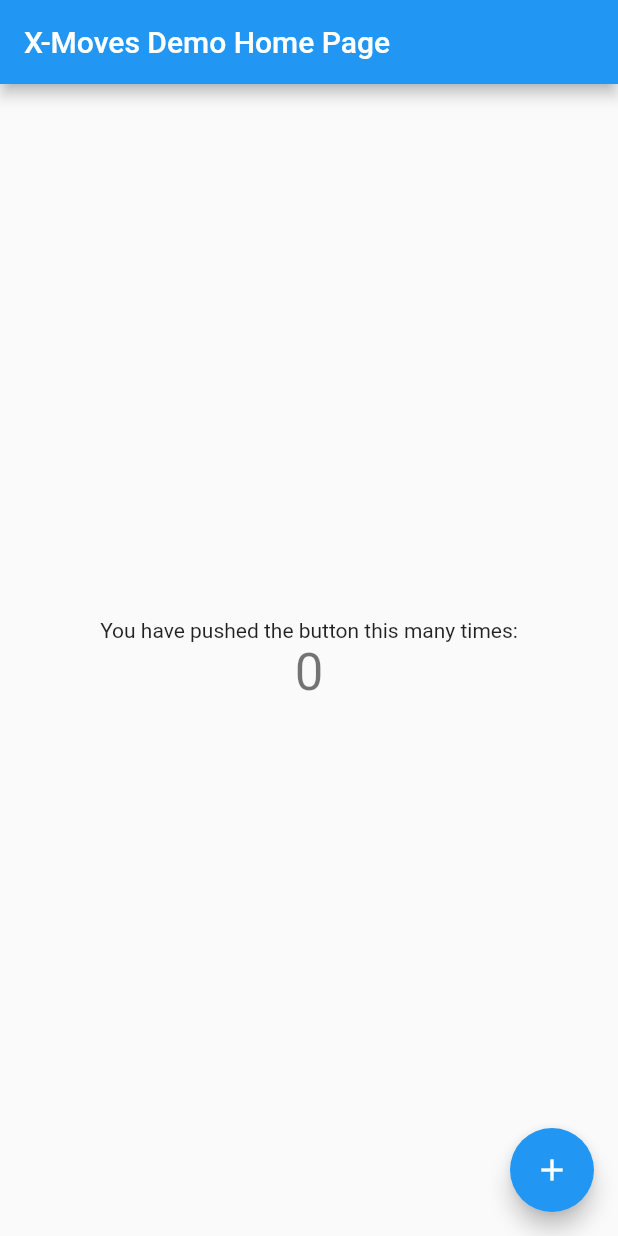
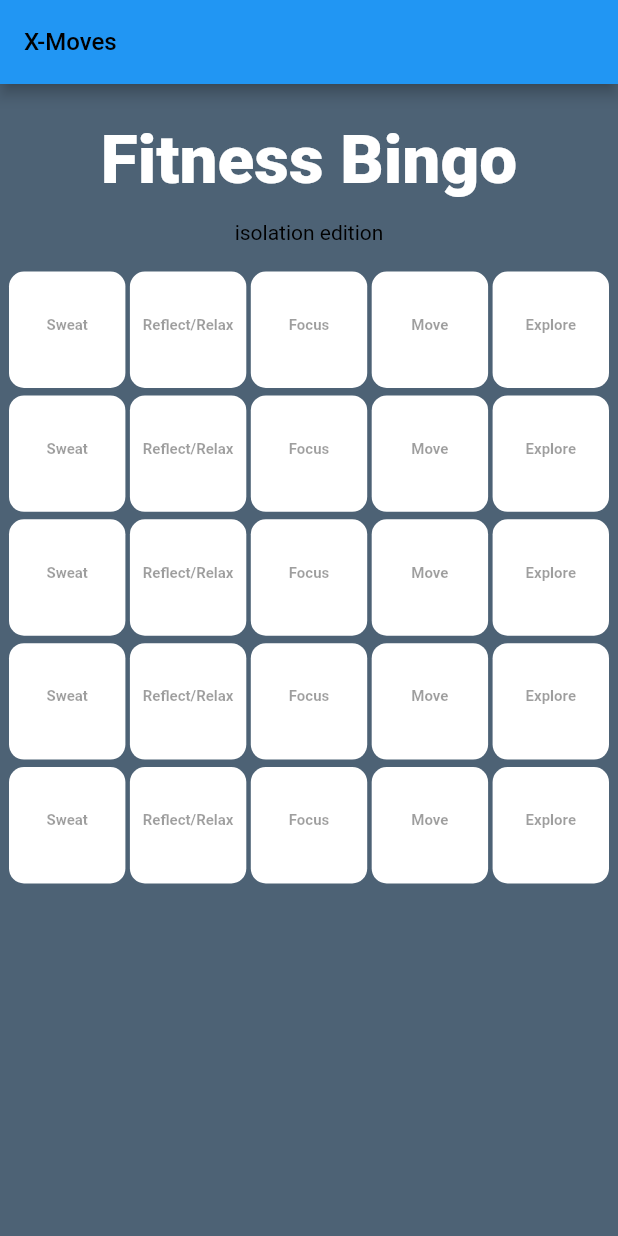
Before and after one commit to darwingr/xmoves, a Flutter app: the screen it shows after launch, on a phone screen of 412 x 824 dp. Run offline on Flutter 3.47's test engine with Material 2 defaults, Android fonts, the light colour scheme and no system bars; drawn by our look-alikes of flutter_platform_widgets.

Commit message:
Adds the fitness bingo screen and sets it as home page

```diff
--- /dev/null
+++ b/lib/bingo_card_screen.dart
@@ -0,0 +1,175 @@
+import 'package:flutter/material.dart';
+import 'package:flutter/widgets.dart';
+import 'package:flutter_platform_widgets/flutter_platform_widgets.dart';
+
+
+
+class ActivityCategory {
+  String label;
+  //Color  colour;
+  //String img;
+
+  ActivityCategory(this.label);
+}
+
+class Item {
+  String title;
+  String subtitle;
+  String event = "Incomplete";
+  String img;
+  //Item({this.title, this.subtitle, this.event, this.img});
+  Item(retitle) :
+    this.title = retitle,
+    this.subtitle = retitle,
+    this.event = "Incomplete",
+    this.img = "images/AppIcon-128.png";
+}
+
+// Theme Data (hex format, precede with 0xff)
+// Dark Blue:   0xff3A5067
+var dark_blue = const Color(0xff3A5067);
+// Light Blue:  0xff4D6275
+var light_blue = const Color(0xff4D6275);
+
+final toolbarTextStyle = TextStyle(color: Colors.white, fontSize: 16.0);
+
+class ActivityScreen extends StatelessWidget {
+  @override
+  Widget build(BuildContext contex) {
+    return PlatformScaffold(
+      //appBar: PlatformAppBar(title: Text("Sendon Route")),
+      body: Center(
+          child: RaisedButton(
+              onPressed: () {
+                print("Going back");
+              },
+              child: PlatformText('Go back!'))
+      )
+    );
+  }
+}
+
+class BingoCardScreen extends StatelessWidget {
+
+  @override
+  Widget build(BuildContext context) {
+    return PlatformScaffold(
+      //appBar: PlatformAppBar(
+      //  title: Text(
+      //    'Fitness Bingo',
+      //    style: toolbarTextStyle,
+      //  ),
+      //  ios: (_) => CupertinoNavigationBarData(
+      //    transitionBetweenRoutes: false,
+      //    leading: PlatformButton(
+      //      padding: EdgeInsets.all(4.0),
+      //      child: Icon(Icons.arrow_back, color: Colors.white),
+      //      onPressed: () {
+      //        Navigator.of(context).pop();
+      //      },
+      //    ),
+      //  ),
+      //),
+      backgroundColor: light_blue,
+      body: _buildBingoCardContent(),
+    );
+  }
+
+  _buildBingoCardContent() {
+    return Column( children: <Widget>[
+      SizedBox(height: 24),
+      // Screen's Title
+      Container(
+        child: Text('Fitness Bingo',
+          style: TextStyle(
+            color: Colors.white,
+            fontSize: 45,
+            fontWeight: FontWeight.w800))),
+      SizedBox(height: 14),
+      // Card's Title
+      Container(
+        child: Text('isolation edition',
+          style: TextStyle(
+            color: Colors.black))),
+      SizedBox(height: 18),
+      _buildBingoCard_asGridView()]);
+  }
+
+  _buildBingoCard_asGridView() {
+    var categories = <String>["Sweat", "Reflect/Relax", "Focus", "Move",
+                              "Explore"];
+    var myList = <Item>[];
+    for (int i=0; i<5; i++) {
+      myList.addAll(categories.map( (c) => Item(c) ));
+    }
+    buildActivitySquare(Item data) {
+      return Container(
+          decoration: BoxDecoration(
+            color: Colors.white,
+            borderRadius: BorderRadius.circular(10)),
+          child: Column(
+            mainAxisAlignment: MainAxisAlignment.center,
+            children: <Widget>[
+              //Image.asset(
+              //  data.img,
+              //  width: 42,
+              //),
+              //SizedBox(
+              //  height: 14,
+              //),
+              //Text(
+              //  data.title,
+              //  style: TextStyle(
+              //      color: Colors.white,
+              //      fontSize: 16,
+              //      fontWeight: FontWeight.w600),
+              //),
+              SizedBox(
+                height: 8,
+              ),
+              Text(
+                data.subtitle,
+                style: TextStyle(
+                    color: Colors.black38,
+                    fontSize: 10,
+                    fontWeight: FontWeight.w600),
+              ),
+              SizedBox(
+                height: 14,
+              ),
+              //Text(
+              //  data.event,
+              //  style: TextStyle(
+              //      color: Colors.white70,
+              //      fontSize: 11,
+              //      fontWeight: FontWeight.w600),
+              //),
+            ]
+          ),
+      );
+    }
+
+    return Flexible(
+      child: GridView.count(
+          childAspectRatio: 1.0,
+          padding: EdgeInsets.only(left: 6, right: 6),
+          crossAxisCount: 5,
+          crossAxisSpacing: 3,
+          mainAxisSpacing: 5,
+          children: myList.map(buildActivitySquare).toList()),
+    );
+  }
+
+  Table _buildBingoCardContent_asTable() {
+    var categories = <String>["Sweat", "Reflect/Relax", "Focus", "Move",
+                              "Explore"];
+    buildCell(category) {
+      return TableCell(child: Text(category));
+    }
+    buildRow(idx) {
+      return TableRow( children: categories.map(buildCell).toList() );
+    }
+
+    return Table( children: List<TableRow>.generate(5, buildRow) );
+  }
+}
--- a/lib/main.dart
+++ b/lib/main.dart
@@ -1,16 +1,16 @@
 import 'package:flutter/material.dart';
+import 'package:flutter/cupertino.dart';
+import 'package:flutter_platform_widgets/flutter_platform_widgets.dart';
 
-void main() {
-  runApp(MyApp());
-}
+import './bingo_card_screen.dart';
 
-class MyApp extends StatelessWidget {
-  // This widget is the root of your application.
-  @override
-  Widget build(BuildContext context) {
-    return MaterialApp(
-      title: 'X-Moves',
-      theme: ThemeData(
+// Theme Data (hex format, precede with 0xff)
+// Dark Blue:   0xff3A5067
+final dark_blue = const Color(0xff3A5067);
+// Light Blue:  0xff4D6275
+final light_blue = const Color(0xff4D6275);
+
+final materialThemeData = ThemeData(
     // This is the theme of your application.
     //
     // Try running your application with "flutter run". You'll see the
@@ -25,23 +25,44 @@ class MyApp extends StatelessWidget {
     // the app on. For desktop platforms, the controls will be smaller and
     // closer together (more dense) than on mobile platforms.
     visualDensity: VisualDensity.adaptivePlatformDensity,
-      ),
-      home: MyHomePage(title: 'X-Moves Demo Home Page'),
+    scaffoldBackgroundColor: Colors.white,
+    accentColor: Colors.blue,
+    appBarTheme: AppBarTheme(color: Colors.blue.shade600),
+    primaryColor: Colors.blue,
+    secondaryHeaderColor: Colors.blue,
+    canvasColor: Colors.blue,
+    backgroundColor: Colors.red,
+    textTheme: TextTheme().copyWith(body1: TextTheme().body1));
+
+final cupertinoTheme = CupertinoThemeData(
+    primaryColor: light_blue,
+    barBackgroundColor: Colors.white,
+    scaffoldBackgroundColor: light_blue);
+
+// Styles
+final bottomNavTextStyle = TextStyle(color: Colors.white, fontSize: 14.0);
+final toolbarButtonTextStyle = TextStyle(color: Colors.white, fontSize: 14.0);
+final toolbarTextStyle = TextStyle(color: Colors.black, fontSize: 16.0);
+
+
+void main() => runApp(MyApp());
+
+
+class MyApp extends StatelessWidget {
+  @override
+  Widget build(BuildContext context) {
+    return PlatformApp(
+      debugShowCheckedModeBanner: false,
+      android: (_) => MaterialAppData(theme: materialThemeData),
+      ios:    (_) => CupertinoAppData(theme: cupertinoTheme),
+      title: 'X-Moves',
+      home: MyHomePage(title: 'X-Moves'),
     );
   }
 }
 
 class MyHomePage extends StatefulWidget {
   MyHomePage({Key key, this.title}) : super(key: key);
-
-  // This widget is the home page of your application. It is stateful, meaning
-  // that it has a State object (defined below) that contains fields that affect
-  // how it looks.
-
-  // This class is the configuration for the state. It holds the values (in this
-  // case the title) provided by the parent (in this case the App widget) and
-  // used by the build method of the State. Fields in a Widget subclass are
-  // always marked "final".
 
   final String title;
 
@@ -51,6 +72,7 @@ class MyHomePage extends StatefulWidget {
 
 class _MyHomePageState extends State<MyHomePage> {
   int _counter = 0;
+  int _tabIndex = 0;
 
   void _incrementCounter() {
     setState(() {
@@ -71,47 +93,70 @@ class _MyHomePageState extends State<MyHomePage> {
     // The Flutter framework has been optimized to make rerunning build methods
     // fast, so that you can just rebuild anything that needs updating rather
     // than having to individually change instances of widgets.
-    return Scaffold(
-      appBar: AppBar(
+    return PlatformScaffold(
+      appBar: PlatformAppBar(
         // Here we take the value from the MyHomePage object that was created by
         // the App.build method, and use it to set our appbar title.
-        title: Text(widget.title),
-      ),
-      body: Center(
-        // Center is a layout widget. It takes a single child and positions it
-        // in the middle of the parent.
-        child: Column(
-          // Column is also a layout widget. It takes a list of children and
-          // arranges them vertically. By default, it sizes itself to fit its
-          // children horizontally, and tries to be as tall as its parent.
-          //
-          // Invoke "debug painting" (press "p" in the console, choose the
-          // "Toggle Debug Paint" action from the Flutter Inspector in Android
-          // Studio, or the "Toggle Debug Paint" command in Visual Studio Code)
-          // to see the wireframe for each widget.
-          //
-          // Column has various properties to control how it sizes itself and
-          // how it positions its children. Here we use mainAxisAlignment to
-          // center the children vertically; the main axis here is the vertical
-          // axis because Columns are vertical (the cross axis would be
-          // horizontal).
-          mainAxisAlignment: MainAxisAlignment.center,
-          children: <Widget>[
-            Text(
-              'You have pushed the button this many times:',
-            ),
-            Text(
-              '$_counter',
-              style: Theme.of(context).textTheme.headline4,
-            ),
-          ],
+        title: Text(widget.title, style: toolbarTextStyle),
+        ios: (_) => CupertinoNavigationBarData(
+          transitionBetweenRoutes: false,
+          trailing: PlatformButton(
+            padding: EdgeInsets.all(4.0),
+            child: Icon(Icons.add, color: Colors.white),
+            onPressed: () { Navigator.push(context, platformPageRoute(
+                builder: (BuildContext context) => BingoCardScreen(),
+                context: context)
+              );
+            },
           ),
         ),
-      floatingActionButton: FloatingActionButton(
-        onPressed: _incrementCounter,
-        tooltip: 'Increment',
-        child: Icon(Icons.add),
-      ), // This trailing comma makes auto-formatting nicer for build methods.
+      ),
+      body: getPage(_tabIndex),
+    );
+  }
+
+  Widget getPage(int tabIndex) {
+    return BingoCardScreen();
+  }
+
+  _buildWithPlatformNavBar(BuildContext context) {
+    return PlatformScaffold(
+      appBar: PlatformAppBar(
+        // Here we take the value from the MyHomePage object that was created by
+        // the App.build method, and use it to set our appbar title.
+        title: Text(widget.title, style: toolbarTextStyle),
+        ios: (_) => CupertinoNavigationBarData(
+          transitionBetweenRoutes: false,
+          trailing: PlatformButton(
+            padding: EdgeInsets.all(4.0),
+            child: Icon(Icons.add, color: Colors.white),
+            onPressed: () { Navigator.push(
+              context,
+              platformPageRoute(
+                builder: (BuildContext context) => BingoCardScreen(),
+                context: context)
+              );
+            },
+          ),
+        ),
+      ),
+      body: getPage(_tabIndex),
+      bottomNavBar: PlatformNavBar(
+        currentIndex: _tabIndex,
+        itemChanged: (index) { setState(() { _tabIndex = index; }); },
+        backgroundColor: Colors.blue,
+        items: [
+          BottomNavigationBarItem(
+            icon: Icon(Icons.apps, color: Colors.grey),
+            title: Text('Bingo', style: bottomNavTextStyle),
+            activeIcon: Icon(Icons.business, color: Colors.white),
+          ),
+          BottomNavigationBarItem(
+            icon: Icon(Icons.rss_feed, color: Colors.grey),
+            title: Text('The Feed', style: bottomNavTextStyle),
+            activeIcon: Icon(Icons.person, color: Colors.white),
+          ),
+        ])
     );
   }
 }
```
Also changed, not shown: Brewfile.lock.json (+49 -0 lines), pubspec.yaml (+6 -4 lines), images/AppIcon-128.png (added), 3 other files. Lines whose indentation alone changed are shown as unchanged.
